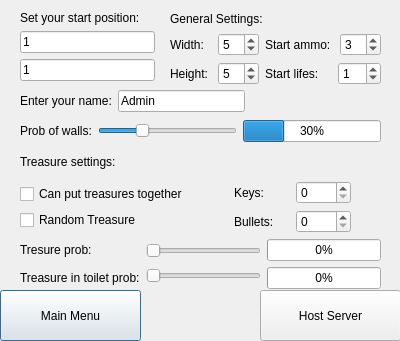
The window that hostserver.ui (TeftelTennis/Labyrinth) describes before a commit, drawn with Qt 5.
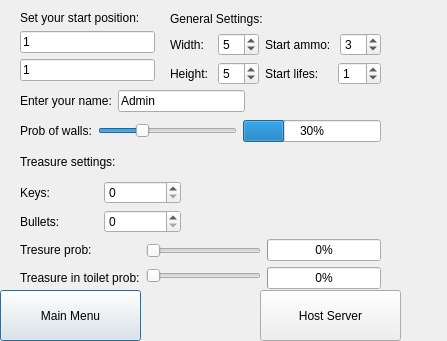
The same window after the commit.

```diff
--- a/hostserver.ui
+++ b/hostserver.ui
@@ -6,7 +6,7 @@
    <rect>
     <x>0</x>
     <y>0</y>
-    <width>400</width>
+    <width>447</width>
     <height>341</height>
    </rect>
   </property>
@@ -244,49 +244,12 @@
        </widget>
       </item>
       <item>
-       <layout class="QHBoxLayout" name="horizontalLayout_12">
-        <item>
-         <layout class="QVBoxLayout" name="verticalLayout_8">
-          <item>
-           <layout class="QHBoxLayout" name="horizontalLayout_9">
-            <item>
-             <layout class="QVBoxLayout" name="verticalLayout_6">
-              <item>
                <layout class="QVBoxLayout" name="verticalLayout_5">
-                <item>
-                 <widget class="QCheckBox" name="treasureTogether">
-                  <property name="text">
-                   <string>Can put treasures together</string>
-                  </property>
-                  <property name="checked">
-                   <bool>false</bool>
-                  </property>
-                 </widget>
-                </item>
-                <item>
-                 <widget class="QCheckBox" name="randomTreasure">
-                  <property name="text">
-                   <string>Random Treasure</string>
-                  </property>
-                 </widget>
-                </item>
-               </layout>
-              </item>
-             </layout>
-            </item>
-           </layout>
-          </item>
-         </layout>
-        </item>
-        <item>
-         <layout class="QHBoxLayout" name="horizontalLayout_11">
-          <item>
-           <layout class="QVBoxLayout" name="verticalLayout_7">
             <property name="leftMargin">
-             <number>30</number>
+         <number>0</number>
             </property>
             <property name="rightMargin">
-             <number>30</number>
+         <number>200</number>
             </property>
             <item>
              <layout class="QHBoxLayout" name="horizontalLayout_7">
@@ -320,10 +283,6 @@
           </item>
          </layout>
         </item>
-       </layout>
-      </item>
-     </layout>
-    </item>
     <item>
      <layout class="QHBoxLayout" name="horizontalLayout_13">
       <item>
```
Left out of the diff: 3 changed lines with no effect on the pictures. Lines whose indentation alone changed are shown as unchanged.
